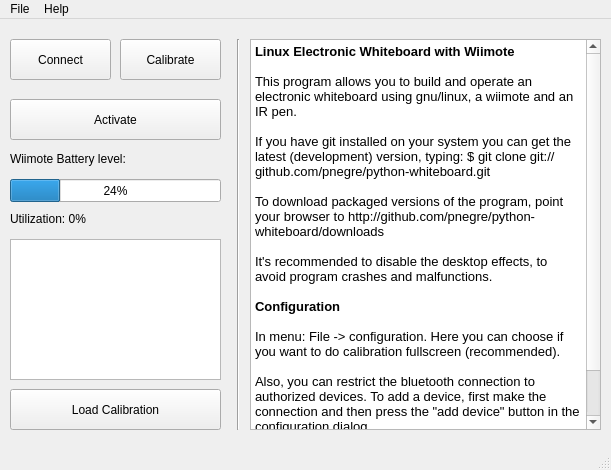
This is stuff/mainwindow.ui in pnegre/python-whiteboard as Qt 5 draws it before an edit. The edited form follows.
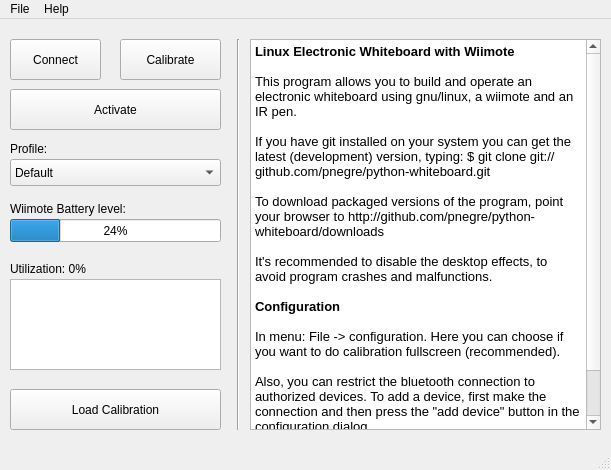
This is the edited form.

Diff of the .ui file:
```diff
--- a/stuff/mainwindow.ui
+++ b/stuff/mainwindow.ui
@@ -37,7 +37,7 @@
      <rect>
       <x>10</x>
       <y>20</y>
-      <width>101</width>
+      <width>91</width>
       <height>41</height>
      </rect>
     </property>
@@ -49,7 +49,7 @@
     <property name="geometry">
      <rect>
       <x>10</x>
-      <y>80</y>
+      <y>70</y>
       <width>211</width>
       <height>41</height>
      </rect>
@@ -75,7 +75,7 @@
     <property name="geometry">
      <rect>
       <x>10</x>
-      <y>160</y>
+      <y>200</y>
       <width>211</width>
       <height>23</height>
      </rect>
@@ -88,7 +88,7 @@
     <property name="geometry">
      <rect>
       <x>10</x>
-      <y>130</y>
+      <y>180</y>
       <width>211</width>
       <height>19</height>
      </rect>
@@ -101,9 +101,9 @@
     <property name="geometry">
      <rect>
       <x>10</x>
-      <y>220</y>
+      <y>260</y>
       <width>211</width>
-      <height>141</height>
+      <height>91</height>
      </rect>
     </property>
     <property name="sizePolicy">
@@ -134,7 +134,7 @@
     <property name="geometry">
      <rect>
       <x>10</x>
-      <y>190</y>
+      <y>240</y>
       <width>211</width>
       <height>19</height>
      </rect>
@@ -202,6 +202,34 @@
 &lt;p style=&quot; margin-top:0px; margin-bottom:0px; margin-left:0px; margin-right:0px; -qt-block-indent:0; text-indent:0px;&quot;&gt;Both the mac list and the selected device will be saved in the configuration file (using qt's qsettings).&lt;/p&gt;&lt;/body&gt;&lt;/html&gt;</string>
     </property>
    </widget>
+   <widget class="QLabel" name="label_2">
+    <property name="geometry">
+     <rect>
+      <x>10</x>
+      <y>120</y>
+      <width>201</width>
+      <height>19</height>
+     </rect>
+    </property>
+    <property name="text">
+     <string>Profile:</string>
+    </property>
+   </widget>
+   <widget class="QComboBox" name="comboBox">
+    <property name="geometry">
+     <rect>
+      <x>10</x>
+      <y>140</y>
+      <width>211</width>
+      <height>27</height>
+     </rect>
+    </property>
+    <item>
+     <property name="text">
+      <string>Default</string>
+     </property>
+    </item>
+   </widget>
   </widget>
   <widget class="QStatusBar" name="statusbar"/>
   <widget class="QMenuBar" name="menuBar">
```
